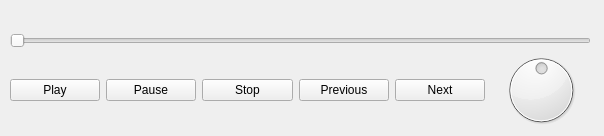
Before: the Qt Designer form test1/videocontrollerwidget.ui in NullBrainer/AmishMediaPlayer, drawn with Qt 5.
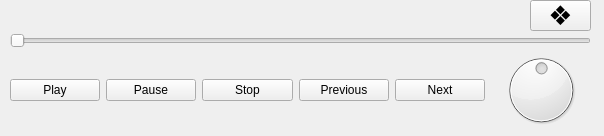
After: the same form once the commit is applied.

Diff of the .ui file:
```diff
--- a/test1/videocontrollerwidget.ui
+++ b/test1/videocontrollerwidget.ui
@@ -93,6 +93,32 @@
     <string/>
    </property>
   </widget>
+  <widget class="QPushButton" name="fullScreenButton">
+   <property name="geometry">
+    <rect>
+     <x>530</x>
+     <y>0</y>
+     <width>61</width>
+     <height>31</height>
+    </rect>
+   </property>
+   <property name="sizePolicy">
+    <sizepolicy hsizetype="Minimum" vsizetype="Ignored">
+     <horstretch>0</horstretch>
+     <verstretch>0</verstretch>
+    </sizepolicy>
+   </property>
+   <property name="font">
+    <font>
+     <pointsize>20</pointsize>
+     <weight>50</weight>
+     <bold>false</bold>
+    </font>
+   </property>
+   <property name="text">
+    <string>❖</string>
+   </property>
+  </widget>
   <action name="actionPlay">
    <property name="text">
     <string>Play</string>
```
